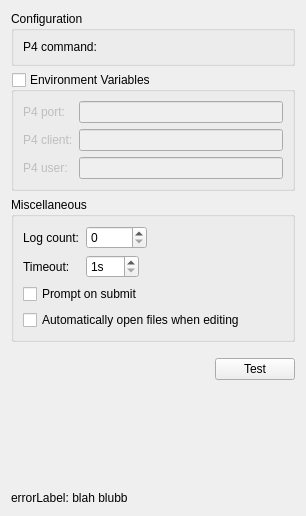
Qt form src/plugins/perforce/settingspage.ui (qt-creator/qt-creator) before a commit.
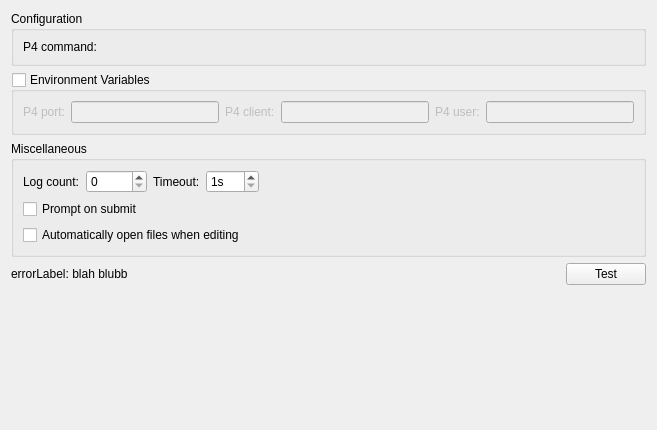
The same form after that commit. Custom widgets are drawn as their Qt base class.

Commit message: Reduce vertical minimum size of perforce settings.

Patch:
```diff
--- a/src/plugins/perforce/settingspage.ui
+++ b/src/plugins/perforce/settingspage.ui
@@ -6,8 +6,8 @@
    <rect>
     <x>0</x>
     <y>0</y>
-    <width>306</width>
-    <height>516</height>
+    <width>657</width>
+    <height>430</height>
    </rect>
   </property>
   <layout class="QVBoxLayout" name="verticalLayout">
@@ -16,15 +16,15 @@
      <property name="title">
       <string>Configuration</string>
      </property>
-     <layout class="QFormLayout" name="formLayout">
-      <item row="0" column="0">
+     <layout class="QHBoxLayout" name="horizontalLayout_5">
+      <item>
        <widget class="QLabel" name="commandLabel">
         <property name="text">
          <string>P4 command:</string>
         </property>
        </widget>
       </item>
-      <item row="0" column="1">
+      <item>
        <widget class="Utils::PathChooser" name="pathChooser" native="true"/>
       </item>
      </layout>
@@ -44,37 +44,37 @@
      <property name="checked">
       <bool>false</bool>
      </property>
-     <layout class="QGridLayout">
-      <item row="1" column="1">
-       <widget class="QLineEdit" name="clientLineEdit"/>
+     <layout class="QGridLayout" name="gridLayout">
+      <item row="0" column="0">
+       <widget class="QLabel" name="portLabel">
+        <property name="text">
+         <string>P4 port:</string>
+        </property>
+       </widget>
       </item>
-      <item row="1" column="0">
+      <item row="0" column="1">
+       <widget class="QLineEdit" name="portLineEdit"/>
+      </item>
+      <item row="0" column="2">
        <widget class="QLabel" name="clientLabel">
         <property name="text">
          <string>P4 client:</string>
         </property>
        </widget>
       </item>
-      <item row="2" column="0">
+      <item row="0" column="3">
+       <widget class="QLineEdit" name="clientLineEdit"/>
+      </item>
+      <item row="0" column="4">
        <widget class="QLabel" name="userLabel">
         <property name="text">
          <string>P4 user:</string>
         </property>
        </widget>
       </item>
-      <item row="0" column="0">
-       <widget class="QLabel" name="portLabel">
-        <property name="text">
-         <string>P4 port:</string>
-        </property>
-       </widget>
-      </item>
-      <item row="2" column="1">
+      <item row="0" column="5">
        <widget class="QLineEdit" name="userLineEdit"/>
       </item>
-      <item row="0" column="1">
-       <widget class="QLineEdit" name="portLineEdit"/>
-      </item>
      </layout>
     </widget>
    </item>
@@ -83,18 +83,37 @@
      <property name="title">
       <string>Miscellaneous</string>
      </property>
-     <layout class="QFormLayout" name="formLayout_2">
-      <property name="fieldGrowthPolicy">
-       <enum>QFormLayout::ExpandingFieldsGrow</enum>
-      </property>
-      <item row="1" column="0">
+     <layout class="QGridLayout" name="gridLayout_2">
+      <item row="0" column="0">
+       <layout class="QHBoxLayout" name="horizontalLayout_4">
+        <item>
+         <layout class="QHBoxLayout" name="horizontalLayout_2">
+          <item>
+           <widget class="QLabel" name="logCountLabel">
+            <property name="text">
+             <string>Log count:</string>
+            </property>
+           </widget>
+          </item>
+          <item>
+           <widget class="QSpinBox" name="logCountSpinBox">
+            <property name="maximum">
+             <number>10000</number>
+            </property>
+           </widget>
+          </item>
+         </layout>
+        </item>
+        <item>
+         <layout class="QHBoxLayout" name="horizontalLayout_3">
+          <item>
        <widget class="QLabel" name="timeOutLabel">
         <property name="text">
          <string>Timeout:</string>
         </property>
        </widget>
       </item>
-      <item row="1" column="1">
+          <item>
        <widget class="QSpinBox" name="timeOutSpinBox">
         <property name="suffix">
          <string>s</string>
@@ -107,28 +126,31 @@
         </property>
        </widget>
       </item>
-      <item row="2" column="0" colspan="2">
+         </layout>
+        </item>
+        <item>
+         <spacer name="horizontalSpacer_2">
+          <property name="orientation">
+           <enum>Qt::Horizontal</enum>
+          </property>
+          <property name="sizeHint" stdset="0">
+           <size>
+            <width>40</width>
+            <height>20</height>
+           </size>
+          </property>
+         </spacer>
+        </item>
+       </layout>
+      </item>
+      <item row="1" column="0">
        <widget class="QCheckBox" name="promptToSubmitCheckBox">
         <property name="text">
          <string>Prompt on submit</string>
         </property>
        </widget>
       </item>
-      <item row="0" column="0">
-       <widget class="QLabel" name="logCountLabel">
-        <property name="text">
-         <string>Log count:</string>
-        </property>
-       </widget>
-      </item>
-      <item row="0" column="1">
-       <widget class="QSpinBox" name="logCountSpinBox">
-        <property name="maximum">
-         <number>10000</number>
-        </property>
-       </widget>
-      </item>
-      <item row="3" column="0" colspan="2">
+      <item row="2" column="0">
        <widget class="QCheckBox" name="autoOpenCheckBox">
         <property name="text">
          <string>Automatically open files when editing</string>
@@ -138,24 +160,15 @@
      </layout>
     </widget>
    </item>
-   <item>
-    <spacer name="verticalSpacer_2">
-     <property name="orientation">
-      <enum>Qt::Vertical</enum>
-     </property>
-     <property name="sizeType">
-      <enum>QSizePolicy::Fixed</enum>
-     </property>
-     <property name="sizeHint" stdset="0">
-      <size>
-       <width>0</width>
-       <height>10</height>
-      </size>
-     </property>
-    </spacer>
-   </item>
    <item>
     <layout class="QHBoxLayout" name="horizontalLayout">
+     <item>
+      <widget class="QLabel" name="errorLabel">
+       <property name="text">
+        <string notr="true" extracomment="Placeholder">errorLabel: blah blubb</string>
+       </property>
+      </widget>
+     </item>
      <item>
       <spacer name="horizontalSpacer">
        <property name="orientation">
@@ -191,13 +204,6 @@
      </property>
     </spacer>
    </item>
-   <item>
-    <widget class="QLabel" name="errorLabel">
-     <property name="text">
-      <string notr="true" extracomment="Placeholder">errorLabel: blah blubb</string>
-     </property>
-    </widget>
-   </item>
   </layout>
  </widget>
  <customwidgets>
```
Lines whose indentation alone changed are shown as unchanged.
